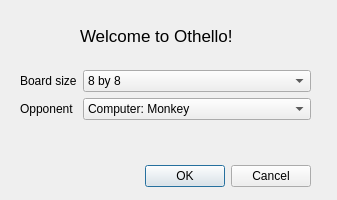
Old version of the form src/gui/welcomedialog.ui in the repository enkelli/icp.
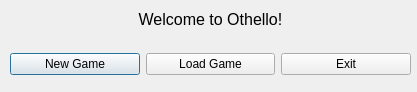
New version of the form.

Commit message: gui: add welcome dialog

```diff
--- a/src/gui/welcomedialog.ui
+++ b/src/gui/welcomedialog.ui
@@ -6,115 +6,58 @@
    <rect>
     <x>0</x>
     <y>0</y>
-    <width>337</width>
-    <height>200</height>
+    <width>417</width>
+    <height>92</height>
    </rect>
   </property>
   <property name="windowTitle">
    <string>New Game</string>
   </property>
-  <widget class="QDialogButtonBox" name="buttonBox">
+  <widget class="QLabel" name="label">
    <property name="geometry">
     <rect>
-     <x>20</x>
-     <y>160</y>
-     <width>291</width>
-     <height>32</height>
-    </rect>
-   </property>
-   <property name="orientation">
-    <enum>Qt::Horizontal</enum>
-   </property>
-   <property name="standardButtons">
-    <set>QDialogButtonBox::Cancel|QDialogButtonBox::Ok</set>
-   </property>
-  </widget>
-  <widget class="QLabel" name="welcomeLabel">
-   <property name="geometry">
-    <rect>
-     <x>80</x>
+     <x>10</x>
      <y>10</y>
-     <width>181</width>
-     <height>51</height>
+     <width>401</width>
+     <height>20</height>
     </rect>
    </property>
-   <property name="font">
-    <font>
-     <pointsize>13</pointsize>
-    </font>
-   </property>
    <property name="text">
-    <string>Welcome to Othello!</string>
+    <string>&lt;html&gt;&lt;head/&gt;&lt;body&gt;&lt;p align=&quot;center&quot;&gt;&lt;span style=&quot; font-size:12pt;&quot;&gt;Welcome to Othello!&lt;/span&gt;&lt;/p&gt;&lt;/body&gt;&lt;/html&gt;</string>
    </property>
   </widget>
-  <widget class="QWidget" name="layoutWidget">
+  <widget class="QWidget" name="">
    <property name="geometry">
     <rect>
-     <x>20</x>
-     <y>70</y>
-     <width>291</width>
-     <height>81</height>
+     <x>10</x>
+     <y>50</y>
+     <width>401</width>
+     <height>28</height>
     </rect>
    </property>
-   <layout class="QFormLayout" name="formLayout">
-    <item row="0" column="0">
-     <widget class="QLabel" name="label">
+   <layout class="QHBoxLayout" name="horizontalLayout">
+    <item>
+     <widget class="QPushButton" name="newButton">
       <property name="text">
-       <string>&lt;html&gt;&lt;head/&gt;&lt;body&gt;&lt;p&gt;Board size&lt;/p&gt;&lt;/body&gt;&lt;/html&gt;</string>
+       <string>New Game</string>
       </property>
-     </widget>
-    </item>
-    <item row="0" column="1">
-     <widget class="QComboBox" name="sizeSelect">
-      <property name="currentIndex">
-       <number>1</number>
+      <property name="default">
+       <bool>false</bool>
       </property>
-      <item>
-       <property name="text">
-        <string>6 by 6</string>
-       </property>
-      </item>
-      <item>
-       <property name="text">
-        <string>8 by 8</string>
-       </property>
-      </item>
-      <item>
-       <property name="text">
-        <string>10 by 10</string>
-       </property>
-      </item>
-      <item>
-       <property name="text">
-        <string>12 by 12</string>
-       </property>
-      </item>
      </widget>
     </item>
-    <item row="1" column="0">
-     <widget class="QLabel" name="label_2">
+    <item>
+     <widget class="QPushButton" name="loadButton">
       <property name="text">
-       <string>&lt;html&gt;&lt;head/&gt;&lt;body&gt;&lt;p&gt;Opponent&lt;/p&gt;&lt;/body&gt;&lt;/html&gt;</string>
+       <string>Load Game</string>
       </property>
      </widget>
     </item>
-    <item row="1" column="1">
-     <widget class="QComboBox" name="opponentSelect">
-      <item>
-       <property name="text">
-        <string>Computer: Monkey</string>
-       </property>
-      </item>
-      <item>
-       <property name="text">
-        <string>Computer: Chimpanzee</string>
-       </property>
-      </item>
-      <item>
-       <property name="text">
-        <string>Player</string>
-       </property>
-      </item>
+    <item>
+     <widget class="QPushButton" name="exitButton">
+      <property name="text">
+       <string>Exit</string>
+      </property>
      </widget>
     </item>
    </layout>
```
Left out of the diff: 37 changed lines with no effect on the pictures. The commit also changes 9 other files.
